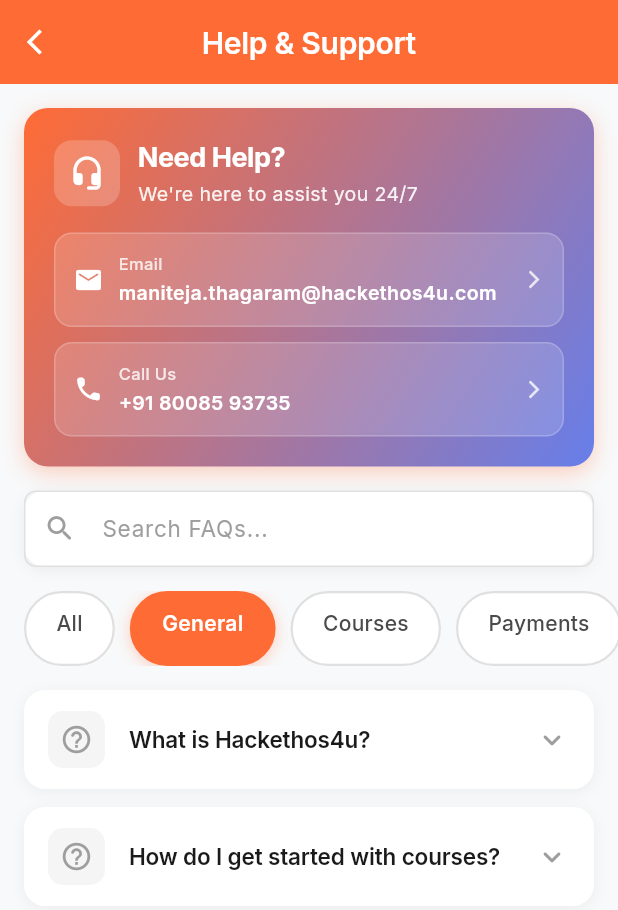
After one commit to JoeAndrewSJ/Hacketh4u, a Flutter app: the FaqHelpScreen screen opened directly, after a tap on "General", on a phone screen of 412 x 824 dp. The commit adds this screen. Shown: the top 910 px of the screen. Run offline on Flutter 3.47's test engine with Material 3 defaults, Android fonts, the phone set to English and light mode, and no system bars; our stand-ins replace cloud_firestore, confetti, connectivity_plus, equatable, file_picker, firebase_auth and 15 more; missing offline and left inert: razorpay_flutter; accounts and stored records are empty.

Commit message:
FAQS ADDED

```diff
--- /dev/null
+++ b/lib/src/data/models/faq_model.dart
@@ -0,0 +1,114 @@
+class FaqModel {
+  final String question;
+  final String answer;
+  final String category;
+
+  FaqModel({
+    required this.question,
+    required this.answer,
+    required this.category,
+  });
+
+  static List<FaqModel> getFaqs() {
+    return [
+      // General
+      FaqModel(
+        question: 'What is Hackethos4u?',
+        answer: 'Hackethos4u is a comprehensive learning platform designed to help you master new skills through interactive courses, expert instructors, and a supportive community. We offer a wide range of courses in technology, programming, and professional development.',
+        category: 'General',
+      ),
+      FaqModel(
+        question: 'How do I get started with courses?',
+        answer: 'Browse our course catalog, select a course that interests you, and add it to your cart. After purchase, you can access the course from "My Purchases" section in your profile.',
+        category: 'General',
+      ),
+
+      // Courses
+      // FaqModel(
+      //   question: 'Can I access courses offline?',
+      //   answer: 'Currently, course videos require an internet connection to stream. We are working on adding offline download capabilities in future updates.',
+      //   category: 'Courses',
+      // ),
+      FaqModel(
+        question: 'How do I track my course progress?',
+        answer: 'Your course progress is automatically saved as you complete lessons. You can view your progress on the course details page and on your home screen under "My Courses".',
+        category: 'Courses',
+      ),
+      FaqModel(
+        question: 'Can I get a certificate after completing a course?',
+        answer: 'Yes! Upon completing all modules of a course, you will receive a digital certificate that you can download and share.',
+        category: 'Courses',
+      ),
+
+      // Purchases & Payments
+      FaqModel(
+        question: 'What payment methods are accepted?',
+        answer: 'We accept various payment methods including credit/debit cards, UPI, and net banking through our secure payment gateway.',
+        category: 'Payments',
+      ),
+      // FaqModel(
+      //   question: 'Can I get a refund for a course?',
+      //   answer: 'We offer a refund within 7 days of purchase if you are not satisfied with the course. Please contact our support team with your order details.',
+      //   category: 'Payments',
+      // ),
+      FaqModel(
+        question: 'Where can I find my invoices?',
+        answer: 'You can access all your purchase invoices from "My Purchases" → "Invoice History" in your profile section. Invoices can be downloaded as PDF.',
+        category: 'Payments',
+      ),
+
+      // Account & Profile
+      FaqModel(
+        question: 'How do I update my profile information?',
+        answer: 'Tap on your profile card at the top of the Profile screen. You can update your name, email, phone number, and profile picture.',
+        category: 'Account',
+      ),
+      FaqModel(
+        question: 'I forgot my password. How can I reset it?',
+        answer: 'On the login screen, tap "Forgot Password?" and enter your email address. You will receive a password reset link in your email.',
+        category: 'Account',
+      ),
+      FaqModel(
+        question: 'Can I change my email address?',
+        answer: 'Yes, you can update your email address from your profile settings. You will need to verify your new email address.',
+        category: 'Account',
+      ),
+
+      // Technical Support
+      // FaqModel(
+      //   question: 'The video is not playing. What should I do?',
+      //   answer: 'Try the following: 1) Check your internet connection, 2) Restart the app, 3) Clear app cache from device settings. If the issue persists, contact our support team.',
+      //   category: 'Technical',
+      // ),
+      FaqModel(
+        question: 'How do I switch between light and dark mode?',
+        answer: 'Go to your Profile screen and toggle the "Dark Mode" option in the settings section.',
+        category: 'Technical',
+      ),
+
+      // Community
+      FaqModel(
+        question: 'How do I join community discussions?',
+        answer: 'Navigate to the Community tab from the bottom navigation bar. You can join workspaces, participate in group chats, and connect with other learners.',
+        category: 'Community',
+      ),
+      FaqModel(
+        question: 'Can I ask questions to instructors?',
+        answer: 'Yes! Each course has a dedicated community workspace where you can ask questions, share insights, and interact with instructors and fellow learners.',
+        category: 'Community',
+      ),
+    ];
+  }
+
+  static List<String> getCategories() {
+    return [
+      'All',
+      'General',
+      'Courses',
+      'Payments',
+      'Account',
+      'Technical',
+      'Community',
+    ];
+  }
+}
--- /dev/null
+++ b/lib/src/presentation/screens/user/faq_help_screen.dart
@@ -0,0 +1,588 @@
+import 'package:flutter/material.dart';
+import 'package:flutter/services.dart';
+import 'package:google_fonts/google_fonts.dart';
+import 'package:url_launcher/url_launcher.dart';
+import '../../../core/theme/app_theme.dart';
+import '../../../data/models/faq_model.dart';
+import '../../widgets/common/custom_snackbar.dart';
+
+class FaqHelpScreen extends StatefulWidget {
+  const FaqHelpScreen({super.key});
+
+  @override
+  State<FaqHelpScreen> createState() => _FaqHelpScreenState();
+}
+
+class _FaqHelpScreenState extends State<FaqHelpScreen> {
+  String _selectedCategory = 'All';
+  String _searchQuery = '';
+  final TextEditingController _searchController = TextEditingController();
+  final List<int> _expandedIndices = [];
+
+  @override
+  void dispose() {
+    _searchController.dispose();
+    super.dispose();
+  }
+
+  List<FaqModel> get _filteredFaqs {
+    final faqs = FaqModel.getFaqs();
+
+    return faqs.where((faq) {
+      final matchesCategory = _selectedCategory == 'All' || faq.category == _selectedCategory;
+      final matchesSearch = _searchQuery.isEmpty ||
+          faq.question.toLowerCase().contains(_searchQuery.toLowerCase()) ||
+          faq.answer.toLowerCase().contains(_searchQuery.toLowerCase());
+
+      return matchesCategory && matchesSearch;
+    }).toList();
+  }
+
+  @override
+  Widget build(BuildContext context) {
+    final isDark = Theme.of(context).brightness == Brightness.dark;
+
+    return Scaffold(
+      backgroundColor: isDark ? AppTheme.backgroundDark : const Color(0xFFF8F9FA),
+      appBar: AppBar(
+        title: Text(
+          'Help & Support',
+          style: GoogleFonts.inter(
+            fontSize: 20,
+            fontWeight: FontWeight.w600,
+            letterSpacing: -0.2,
+            color: Colors.white,
+          ),
+        ),
+        centerTitle: true,
+        backgroundColor: AppTheme.primaryLight,
+        foregroundColor: Colors.white,
+        elevation: 0,
+        leading: IconButton(
+          icon: const Icon(Icons.arrow_back_ios, size: 20),
+          onPressed: () => Navigator.pop(context),
+        ),
+      ),
+      body: Column(
+        children: [
+          // Contact Information Banner
+          _buildContactBanner(isDark),
+
+          // Search Bar
+          _buildSearchBar(isDark),
+
+          // Category Filter
+          _buildCategoryFilter(isDark),
+
+          // FAQ List
+          Expanded(
+            child: _buildFaqList(isDark),
+          ),
+        ],
+      ),
+    );
+  }
+
+  Widget _buildContactBanner(bool isDark) {
+    return Container(
+      margin: const EdgeInsets.all(16),
+      padding: const EdgeInsets.all(20),
+      decoration: BoxDecoration(
+        gradient: LinearGradient(
+          begin: Alignment.topLeft,
+          end: Alignment.bottomRight,
+          colors: isDark
+              ? [
+                  const Color(0xFF2C3E50),
+                  const Color(0xFF34495E),
+                ]
+              : [
+                  AppTheme.primaryLight,
+                  const Color(0xFF667EEA),
+                ],
+        ),
+        borderRadius: BorderRadius.circular(16),
+        boxShadow: [
+          BoxShadow(
+            color: AppTheme.primaryLight.withOpacity(0.3),
+            blurRadius: 12,
+            offset: const Offset(0, 4),
+          ),
+        ],
+      ),
+      child: Column(
+        crossAxisAlignment: CrossAxisAlignment.start,
+        children: [
+          Row(
+            children: [
+              Container(
+                padding: const EdgeInsets.all(10),
+                decoration: BoxDecoration(
+                  color: Colors.white.withOpacity(0.2),
+                  borderRadius: BorderRadius.circular(12),
+                ),
+                child: const Icon(
+                  Icons.headset_mic_rounded,
+                  color: Colors.white,
+                  size: 24,
+                ),
+              ),
+              const SizedBox(width: 12),
+              Expanded(
+                child: Column(
+                  crossAxisAlignment: CrossAxisAlignment.start,
+                  children: [
+                    Text(
+                      'Need Help?',
+                      style: GoogleFonts.inter(
+                        fontSize: 18,
+                        fontWeight: FontWeight.w700,
+                        color: Colors.white,
+                        letterSpacing: -0.3,
+                      ),
+                    ),
+                    const SizedBox(height: 2),
+                    Text(
+                      'We\'re here to assist you 24/7',
+                      style: GoogleFonts.inter(
+                        fontSize: 13,
+                        fontWeight: FontWeight.w400,
+                        color: Colors.white.withOpacity(0.9),
+                      ),
+                    ),
+                  ],
+                ),
+              ),
+            ],
+          ),
+
+          const SizedBox(height: 16),
+
+          // Contact Options
+          Row(
+            children: [
+              Expanded(
+                child: _buildContactButton(
+                  icon: Icons.email_rounded,
+                  label: 'Email',
+                  value: 'maniteja.thagaram@hackethos4u.com',
+                  isDark: isDark,
+                  onTap: () => _launchEmail(),
+                ),
+              ),
+            ],
+          ),
+
+          const SizedBox(height: 10),
+
+          Row(
+            children: [
+              Expanded(
+                child: _buildContactButton(
+                  icon: Icons.phone_rounded,
+                  label: 'Call Us',
+                  value: '+91 80085 93735',
+                  isDark: isDark,
+                  onTap: () => _launchPhone(),
+                ),
+              ),
+            ],
+          ),
+        ],
+      ),
+    );
+  }
+
+  Widget _buildContactButton({
+    required IconData icon,
+    required String label,
+    required String value,
+    required bool isDark,
+    required VoidCallback onTap,
+  }) {
+    return InkWell(
+      onTap: onTap,
+      onLongPress: () {
+        Clipboard.setData(ClipboardData(text: value));
+        CustomSnackBar.showSuccess(context, 'Copied to clipboard: $value');
+      },
+      borderRadius: BorderRadius.circular(12),
+      child: Container(
+        padding: const EdgeInsets.all(12),
+        decoration: BoxDecoration(
+          color: Colors.white.withOpacity(0.15),
+          borderRadius: BorderRadius.circular(12),
+          border: Border.all(
+            color: Colors.white.withOpacity(0.2),
+            width: 1,
+          ),
+        ),
+        child: Row(
+          children: [
+            Icon(
+              icon,
+              color: Colors.white,
+              size: 20,
+            ),
+            const SizedBox(width: 10),
+            Expanded(
+              child: Column(
+                crossAxisAlignment: CrossAxisAlignment.start,
+                children: [
+                  Text(
+                    label,
+                    style: GoogleFonts.inter(
+                      fontSize: 11,
+                      fontWeight: FontWeight.w500,
+                      color: Colors.white.withOpacity(0.8),
+                    ),
+                  ),
+                  const SizedBox(height: 2),
+                  Text(
+                    value,
+                    style: GoogleFonts.inter(
+                      fontSize: 13,
+                      fontWeight: FontWeight.w600,
+                      color: Colors.white,
+                    ),
+                    maxLines: 1,
+                    overflow: TextOverflow.ellipsis,
+                  ),
+                ],
+              ),
+            ),
+            Icon(
+              Icons.arrow_forward_ios,
+              color: Colors.white.withOpacity(0.8),
+              size: 14,
+            ),
+          ],
+        ),
+      ),
+    );
+  }
+
+  Widget _buildSearchBar(bool isDark) {
+    return Padding(
+      padding: const EdgeInsets.symmetric(horizontal: 16),
+      child: Container(
+        decoration: BoxDecoration(
+          color: isDark ? AppTheme.surfaceDark : Colors.white,
+          borderRadius: BorderRadius.circular(14),
+          boxShadow: [
+            BoxShadow(
+              color: Colors.black.withOpacity(isDark ? 0.2 : 0.06),
+              blurRadius: 8,
+              offset: const Offset(0, 2),
+            ),
+          ],
+        ),
+        child: TextField(
+          controller: _searchController,
+          onChanged: (value) {
+            setState(() {
+              _searchQuery = value;
+            });
+          },
+          style: GoogleFonts.inter(
+            fontSize: 15,
+            color: isDark ? AppTheme.textPrimaryDark : const Color(0xFF1A1A1A),
+          ),
+          decoration: InputDecoration(
+            hintText: 'Search FAQs...',
+            hintStyle: GoogleFonts.inter(
+              fontSize: 15,
+              color: isDark ? AppTheme.textSecondaryDark : const Color(0xFF9E9E9E),
+            ),
+            prefixIcon: Icon(
+              Icons.search_rounded,
+              color: isDark ? AppTheme.textSecondaryDark : const Color(0xFF9E9E9E),
+              size: 22,
+            ),
+            suffixIcon: _searchQuery.isNotEmpty
+                ? IconButton(
+                    icon: Icon(
+                      Icons.clear_rounded,
+                      color: isDark ? AppTheme.textSecondaryDark : const Color(0xFF9E9E9E),
+                      size: 20,
+                    ),
+                    onPressed: () {
+                      _searchController.clear();
+                      setState(() {
+                        _searchQuery = '';
+                      });
+                    },
+                  )
+                : null,
+            border: InputBorder.none,
+            contentPadding: const EdgeInsets.symmetric(horizontal: 16, vertical: 14),
+          ),
+        ),
+      ),
+    );
+  }
+
+  Widget _buildCategoryFilter(bool isDark) {
+    final categories = FaqModel.getCategories();
+
+    return Container(
+      height: 50,
+      margin: const EdgeInsets.symmetric(vertical: 16),
+      child: ListView.builder(
+        scrollDirection: Axis.horizontal,
+        padding: const EdgeInsets.symmetric(horizontal: 16),
+        itemCount: categories.length,
+        itemBuilder: (context, index) {
+          final category = categories[index];
+          final isSelected = _selectedCategory == category;
+
+          return Padding(
+            padding: const EdgeInsets.only(right: 10),
+            child: InkWell(
+              onTap: () {
+                setState(() {
+                  _selectedCategory = category;
+                });
+              },
+              borderRadius: BorderRadius.circular(25),
+              child: Container(
+                padding: const EdgeInsets.symmetric(horizontal: 20, vertical: 10),
+                decoration: BoxDecoration(
+                  color: isSelected
+                      ? AppTheme.primaryLight
+                      : (isDark ? AppTheme.surfaceDark : Colors.white),
+                  borderRadius: BorderRadius.circular(25),
+                  border: Border.all(
+                    color: isSelected
+                        ? AppTheme.primaryLight
+                        : (isDark ? Colors.grey.shade700 : const Color(0xFFE0E0E0)),
+                    width: 1.5,
+                  ),
+                  boxShadow: isSelected
+                      ? [
+                          BoxShadow(
+                            color: AppTheme.primaryLight.withOpacity(0.3),
+                            blurRadius: 8,
+                            offset: const Offset(0, 2),
+                          ),
+                        ]
+                      : null,
+                ),
+                child: Text(
+                  category,
+                  style: GoogleFonts.inter(
+                    fontSize: 14,
+                    fontWeight: isSelected ? FontWeight.w600 : FontWeight.w500,
+                    color: isSelected
+                        ? Colors.white
+                        : (isDark ? AppTheme.textPrimaryDark : const Color(0xFF4A4A4A)),
+                    letterSpacing: 0.2,
+                  ),
+                ),
+              ),
+            ),
+          );
+        },
+      ),
+    );
+  }
+
+  Widget _buildFaqList(bool isDark) {
+    final filteredFaqs = _filteredFaqs;
+
+    if (filteredFaqs.isEmpty) {
+      return Center(
+        child: Column(
+          mainAxisAlignment: MainAxisAlignment.center,
+          children: [
+            Icon(
+              Icons.search_off_rounded,
+              size: 64,
+              color: isDark ? Colors.grey.shade600 : Colors.grey.shade400,
+            ),
+            const SizedBox(height: 16),
+            Text(
+              'No FAQs found',
+              style: GoogleFonts.inter(
+                fontSize: 18,
+                fontWeight: FontWeight.w600,
+                color: isDark ? AppTheme.textSecondaryDark : const Color(0xFF9E9E9E),
+              ),
+            ),
+            const SizedBox(height: 8),
+            Text(
+              'Try adjusting your search or filter',
+              style: GoogleFonts.inter(
+                fontSize: 14,
+                color: isDark ? AppTheme.textSecondaryDark : const Color(0xFF9E9E9E),
+              ),
+            ),
+          ],
+        ),
+      );
+    }
+
+    return ListView.builder(
+      padding: const EdgeInsets.symmetric(horizontal: 16),
+      itemCount: filteredFaqs.length,
+      itemBuilder: (context, index) {
+        final faq = filteredFaqs[index];
+        final isExpanded = _expandedIndices.contains(index);
+
+        return Padding(
+          padding: const EdgeInsets.only(bottom: 12),
+          child: Container(
+            decoration: BoxDecoration(
+              color: isDark ? AppTheme.surfaceDark : Colors.white,
+              borderRadius: BorderRadius.circular(14),
+              boxShadow: [
+                BoxShadow(
+                  color: Colors.black.withOpacity(isDark ? 0.15 : 0.05),
+                  blurRadius: 8,
+                  offset: const Offset(0, 2),
+                ),
+              ],
+            ),
+            child: Theme(
+              data: Theme.of(context).copyWith(
+                dividerColor: Colors.transparent,
+              ),
+              child: ExpansionTile(
+                tilePadding: const EdgeInsets.symmetric(horizontal: 16, vertical: 4),
+                childrenPadding: const EdgeInsets.only(left: 16, right: 16, bottom: 16),
+                onExpansionChanged: (expanded) {
+                  setState(() {
+                    if (expanded) {
+                      _expandedIndices.add(index);
+                    } else {
+                      _expandedIndices.remove(index);
+                    }
+                  });
+                },
+                leading: Container(
+                  padding: const EdgeInsets.all(8),
+                  decoration: BoxDecoration(
+                    color: isExpanded
+                        ? AppTheme.primaryLight.withOpacity(0.15)
+                        : (isDark ? Colors.grey.shade800 : const Color(0xFFF5F5F5)),
+                    borderRadius: BorderRadius.circular(10),
+                  ),
+                  child: Icon(
+                    Icons.help_outline_rounded,
+                    size: 22,
+                    color: isExpanded
+                        ? AppTheme.primaryLight
+                        : (isDark ? Colors.grey.shade400 : const Color(0xFF9E9E9E)),
+                  ),
+                ),
+                title: Text(
+                  faq.question,
+                  style: GoogleFonts.inter(
+                    fontSize: 15,
+                    fontWeight: FontWeight.w600,
+                    color: isDark ? AppTheme.textPrimaryDark : const Color(0xFF1A1A1A),
+                    letterSpacing: -0.1,
+                  ),
+                ),
+                trailing: Icon(
+                  isExpanded ? Icons.expand_less_rounded : Icons.expand_more_rounded,
+                  color: isDark ? AppTheme.textSecondaryDark : const Color(0xFF9E9E9E),
+                  size: 24,
+                ),
+                children: [
+                  Container(
+                    padding: const EdgeInsets.all(14),
+                    decoration: BoxDecoration(
+                      color: isDark
+                          ? Colors.grey.shade900.withOpacity(0.3)
+                          : const Color(0xFFF8F9FA),
+                      borderRadius: BorderRadius.circular(10),
+                    ),
+                    child: Text(
+                      faq.answer,
+                      style: GoogleFonts.inter(
+                        fontSize: 14,
+                        height: 1.6,
+                        color: isDark ? AppTheme.textSecondaryDark : const Color(0xFF4A4A4A),
+                        letterSpacing: 0.1,
+                      ),
+                    ),
+                  ),
+                  if (faq.category != 'General') ...[
+                    const SizedBox(height: 10),
+                    Align(
+                      alignment: Alignment.centerLeft,
+                      child: Container(
+                        padding: const EdgeInsets.symmetric(horizontal: 10, vertical: 4),
+                        decoration: BoxDecoration(
+                          color: AppTheme.primaryLight.withOpacity(0.1),
+                          borderRadius: BorderRadius.circular(12),
+                          border: Border.all(
+                            color: AppTheme.primaryLight.withOpacity(0.3),
+                            width: 1,
+                          ),
+                        ),
+                        child: Text(
+                          faq.category,
+                          style: GoogleFonts.inter(
+                            fontSize: 11,
+                            fontWeight: FontWeight.w600,
+                            color: AppTheme.primaryLight,
+                            letterSpacing: 0.3,
+                          ),
+                        ),
+                      ),
+                    ),
+                  ],
+                ],
+              ),
+            ),
+          ),
+        );
+      },
+    );
+  }
+
+  Future<void> _launchEmail() async {
+    final Uri emailUri = Uri(
+      scheme: 'mailto',
+      path: 'maniteja.thagaram@hackethos4u.com',
+      query: 'subject=Help & Support Request',
+    );
+
+    try {
+      if (await canLaunchUrl(emailUri)) {
+        await launchUrl(emailUri);
+      } else {
+        if (mounted) {
+          CustomSnackBar.showError(context, 'Could not launch email client');
+        }
+      }
+    } catch (e) {
+      if (mounted) {
+        CustomSnackBar.showError(context, 'Error: ${e.toString()}');
+      }
+    }
+  }
+
+  Future<void> _launchPhone() async {
+    final Uri phoneUri = Uri(
+      scheme: 'tel',
+      path: '+918008593735',
+    );
+
+    try {
+      if (await canLaunchUrl(phoneUri)) {
+        await launchUrl(phoneUri);
+      } else {
+        if (mounted) {
+          CustomSnackBar.showError(context, 'Could not launch phone dialer');
+        }
+      }
+    } catch (e) {
+      if (mounted) {
+        CustomSnackBar.showError(context, 'Error: ${e.toString()}');
+      }
+    }
+  }
+}
--- a/lib/src/presentation/screens/user/user_profile_screen.dart
+++ b/lib/src/presentation/screens/user/user_profile_screen.dart
@@ -18,6 +18,7 @@
 import 'cart_screen.dart';
 import 'my_purchases_screen.dart';
 import 'edit_profile_screen.dart';
+import 'faq_help_screen.dart';
 
 class UserProfileScreen extends StatefulWidget {
   const UserProfileScreen({super.key});
@@ -393,6 +394,34 @@
             color: isDark ? Colors.grey[700] : Colors.grey[200],
           ),
 
+          // Help & Support
+          _buildSettingsItem(
+            context: context,
+            isDark: isDark,
+            icon: Icons.help_outline_rounded,
+            title: 'Help & Support',
+            subtitle: 'FAQs and contact information',
+            trailing: Icon(
+              Icons.arrow_forward_ios,
+              size: 16,
+              color: isDark ? AppTheme.textSecondaryDark : AppTheme.textSecondaryLight,
+            ),
+            onTap: () {
+              Navigator.push(
+                context,
+                MaterialPageRoute(
+                  builder: (context) => const FaqHelpScreen(),
+                ),
+              );
+            },
+          ),
+
+          // Divider
+          Divider(
+            height: 1,
+            color: isDark ? Colors.grey[700] : Colors.grey[200],
+          ),
+
           // Logout
           _buildSettingsItem(
             context: context,
```
